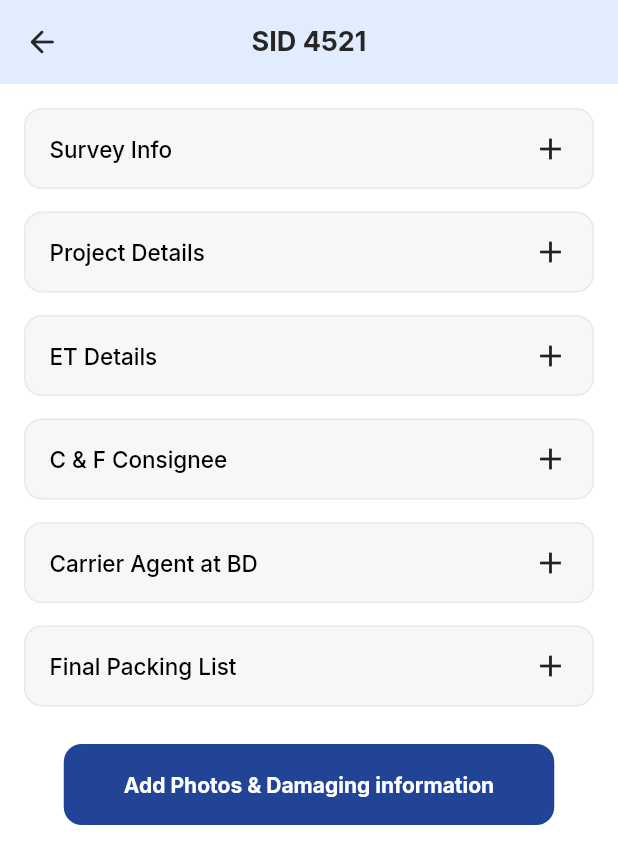
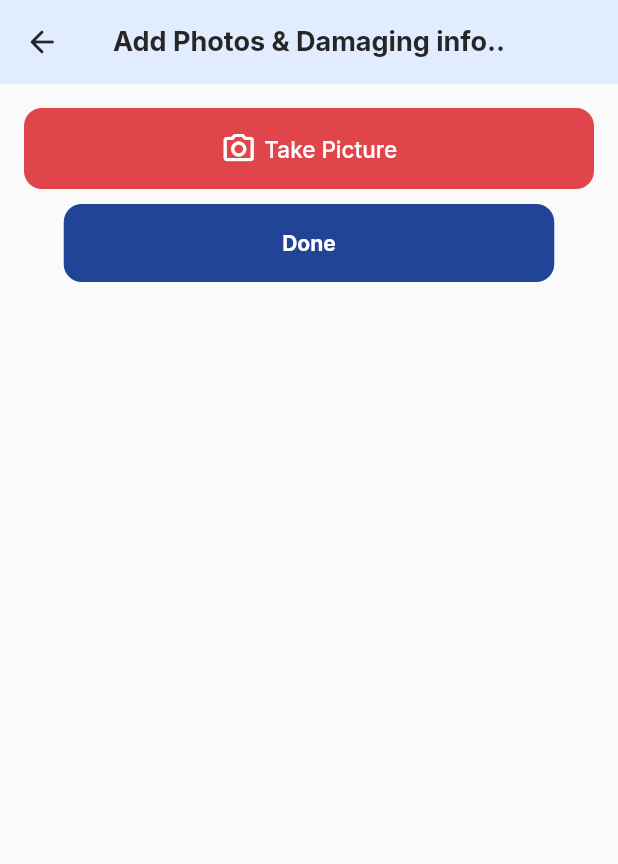
Before and after one commit to Nababmithun/Shipping-App-with-Flutter-UI-, a Flutter app: the SurveyDetailsPage screen opened directly, after a tap on "Add Photos & Damaging information", on a phone screen of 412 x 824 dp. Shown: the top 864 px of the screen. Run offline on Flutter 3.47's test engine with Material 2 defaults, Android fonts, the phone set to English and light mode, and no system bars; our stand-ins replace fl_chart, flutter_rating_bar, google_fonts.

Commit message:
feature: survey, impl: add photos and damaging page with two buttons

```diff
--- /dev/null
+++ b/lib/features/survey/view/add_photos_and_damaging_info_page.dart
@@ -0,0 +1,88 @@
+import 'package:flutter/material.dart';
+import 'package:interport/res/resources/colors.dart';
+import 'package:interport/res/widgets/common_button_widget.dart';
+import 'package:interport/res/widgets/common_text_widget.dart';
+
+class AddPhotoAndDamageInfoPage extends StatefulWidget {
+  const AddPhotoAndDamageInfoPage({Key? key}) : super(key: key);
+
+  @override
+  State<AddPhotoAndDamageInfoPage> createState() =>
+      _AddPhotoAndDamageInfoPageState();
+}
+
+class _AddPhotoAndDamageInfoPageState extends State<AddPhotoAndDamageInfoPage> {
+  @override
+  Widget build(BuildContext context) {
+    var spaceHeightMax = const SizedBox(
+      height: 10,
+    );
+    var spaceHeightMin = const SizedBox(
+      height: 5,
+    );
+    var spaceWidthMin = const SizedBox(
+      width: 5,
+    );
+    var screenHeight = MediaQuery.of(context).size.height;
+    var screenWidth = MediaQuery.of(context).size.width;
+    var appBarWidget = AppBar(
+      backgroundColor: AppTheme.appBarColor,
+      elevation: 0,
+      automaticallyImplyLeading: false,
+      centerTitle: true,
+      title: CommonTextWidget(
+        text: "Add Photos & Damaging info..",
+        fontSize: 18,
+        fontWeight: FontWeight.w700,
+        color: AppTheme.darkBlackColor,
+      ),
+      leading: GestureDetector(
+        onTap: () {
+          Navigator.pop(context);
+        },
+        child: Icon(
+          Icons.arrow_back_rounded,
+          color: AppTheme.darkBlackColor,
+        ),
+      ),
+    );
+    return Scaffold(
+      appBar: appBarWidget,
+      body: Padding(
+        padding: const EdgeInsets.all(16.0),
+        child: Column(
+          children: [
+            InkWell(
+              onTap: () {},
+              child: Container(
+                height: 54,
+                decoration: BoxDecoration(
+                  color: AppTheme.redColor,
+                  borderRadius: BorderRadius.circular(12),
+                ),
+                child: Row(
+                  mainAxisAlignment: MainAxisAlignment.center,
+                  children: [
+                    const Icon(
+                      Icons.camera_alt_outlined,
+                      color: Colors.white,
+                    ),
+                    spaceWidthMin,
+                    const CommonTextWidget(
+                      text: "Take Picture",
+                      fontWeight: FontWeight.w500,
+                      fontSize: 15,
+                      color: Colors.white,
+                    ),
+                  ],
+                ),
+              ),
+            ),
+            spaceHeightMax,
+            CommonButtonWidget(title: "Done", onTap: () {}),
+          ],
+        ),
+      ),
+    );
+  }
+}
--- a/lib/features/survey/view/survey_details_page.dart
+++ b/lib/features/survey/view/survey_details_page.dart
@@ -4,6 +4,7 @@ import 'package:interport/res/widgets/common_button_widget.dart';
 
 import '../../../res/resources/colors.dart';
 import '../../../res/widgets/common_text_widget.dart';
+import 'add_photos_and_damaging_info_page.dart';
 
 class SurveyDetailsPage extends StatefulWidget {
   const SurveyDetailsPage({Key? key}) : super(key: key);
@@ -95,7 +96,13 @@ class _SurveyDetailsPageState extends State<SurveyDetailsPage> {
               CommonButtonWidget(
                   height: 54,
                   title: "Add Photos & Damaging information",
-                  onTap: () {}),
+                  onTap: () {
+                    Navigator.push(
+                        context,
+                        MaterialPageRoute(
+                            builder: (context) =>
+                                const AddPhotoAndDamageInfoPage()));
+                  }),
             ],
           ),
         ),
--- a/pubspec.yaml
+++ b/pubspec.yaml
@@ -14,7 +14,7 @@ dependencies:
   flutter:
     sdk: flutter
 
-  cupertino_icons: ^1.0.2
+  cupertino_icons: ^1.0.5
   google_fonts: ^3.0.1
   fl_chart: ^0.55.1
   flutter_rating_bar: ^4.0.1
@@ -23,7 +23,7 @@ dev_dependencies:
   flutter_test:
     sdk: flutter
 
-  flutter_lints: ^2.0.0
+  flutter_lints: ^2.0.1
 
 flutter:
 
```
